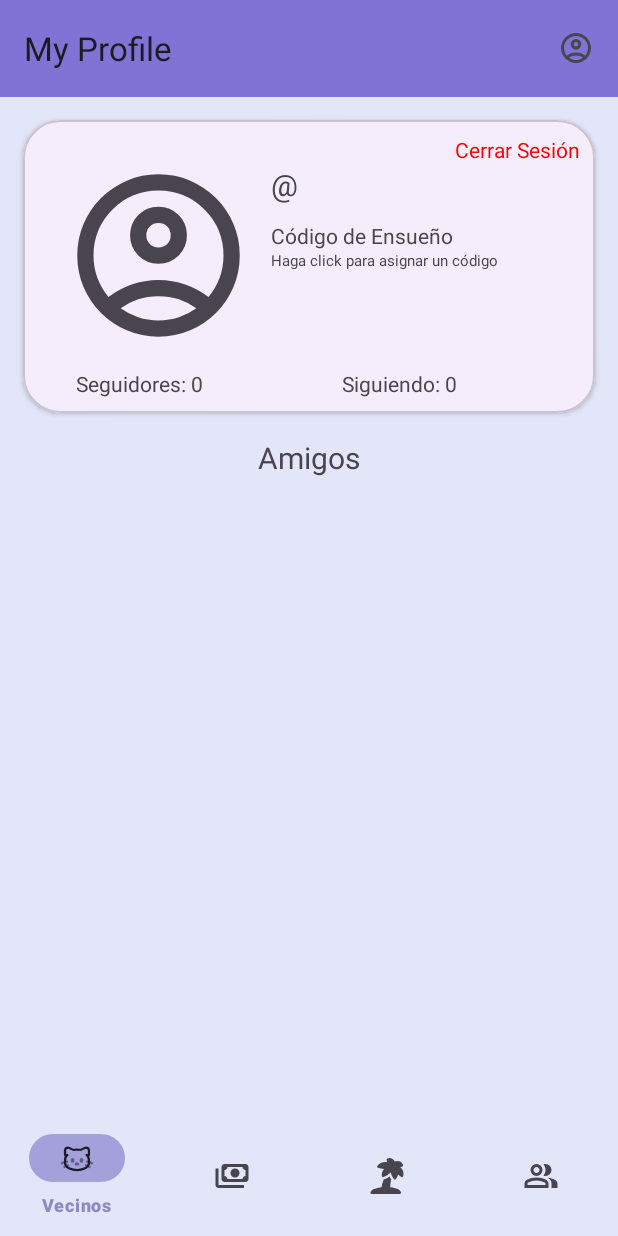
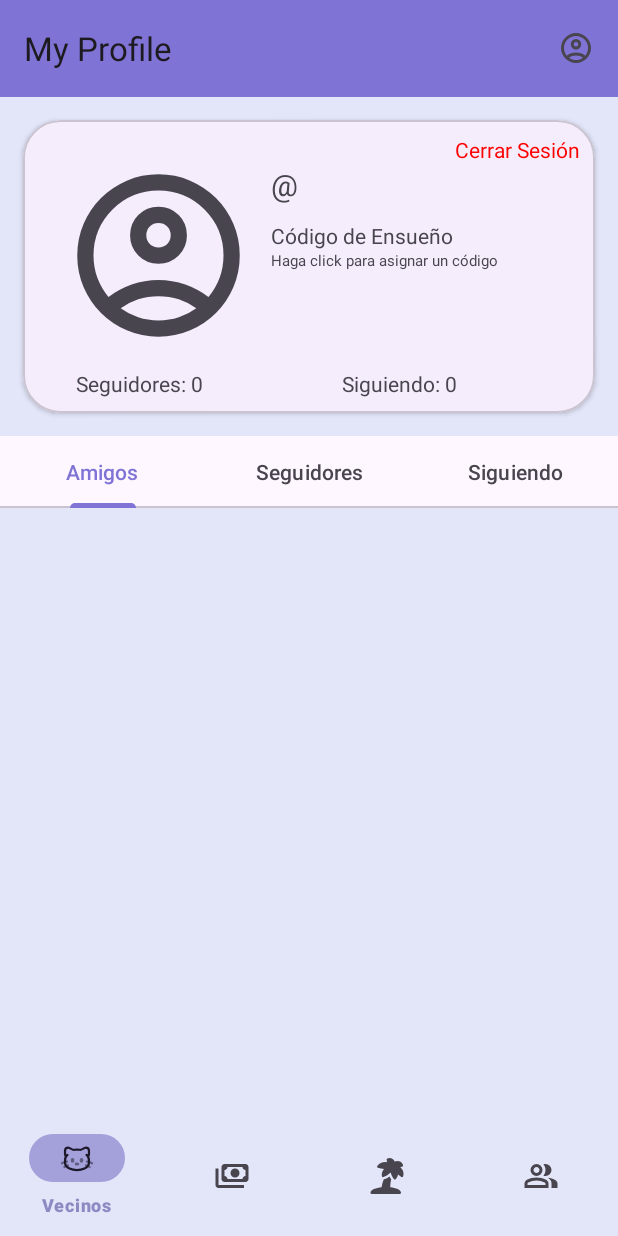
Before and after one commit to denibel04/android-nookstoolbox, an Android app: the ProfileFragment screen opened through its navigation route, on a phone screen of 412 x 824 dp. Run offline under Robolectric (Android 15) with nearby library versions, the phone set to English and light mode, and no system bars; our stand-ins replace Dagger/Hilt's generated code, Firebase (no records; nobody signed in at launch, a user with empty details on screens opened directly), Room's generated code, navigation-ui.

Commit message:
Friends, followers and following in profile using tabview

```diff
--- a/app/src/main/java/com/example/animalcrossing/data/repository/UserRepository.kt
+++ b/app/src/main/java/com/example/animalcrossing/data/repository/UserRepository.kt
@@ -31,10 +31,6 @@ class UserRepository @Inject constructor(
             return profile
         }
 
-    suspend fun getCurrentUser(): User {
-        val profile = dbRepository.getProfile().firstOrNull()
-        return profile.asUser() ?: User()
-    }
 
     suspend fun getUsers(): List<UserDetail> {
         if (isOnline()) {
@@ -48,6 +44,24 @@ class UserRepository @Inject constructor(
     suspend fun getFriends(): List<UserDetail> {
         if (isOnline()) {
             return apiRepository.getFriends()
+        } else {
+            showNoInternetToast()
+            return emptyList()
+        }
+    }
+
+    suspend fun getFollowers(): List<UserDetail> {
+        if (isOnline()) {
+            return apiRepository.getFollowers()
+        } else {
+            showNoInternetToast()
+            return emptyList()
+        }
+    }
+
+    suspend fun getFollowing(): List<UserDetail> {
+        if (isOnline()) {
+            return apiRepository.getFollowing()
         } else {
             showNoInternetToast()
             return emptyList()
--- a/app/src/main/java/com/example/animalcrossing/ui/profile/ProfileFragment.kt
+++ b/app/src/main/java/com/example/animalcrossing/ui/profile/ProfileFragment.kt
@@ -21,6 +21,7 @@ import com.example.animalcrossing.data.repository.UserRepository
 import com.example.animalcrossing.databinding.FragmentProfileBinding
 import com.example.animalcrossing.databinding.GeneralDialogBinding
 import com.example.animalcrossing.ui.LoginActivity
+import com.google.android.material.tabs.TabLayout
 import com.google.firebase.auth.FirebaseAuth
 import dagger.hilt.android.AndroidEntryPoint
 import kotlinx.coroutines.launch
@@ -55,10 +56,19 @@ class ProfileFragment : Fragment() {
         }
 
 
-
         val adapter = ProfileUsersAdapter(requireContext())
         val rv = binding.friendList
         rv.adapter = adapter
+
+        setupTabs(adapter)
+
+        viewLifecycleOwner.lifecycleScope.launch {
+            viewModel.uiState.collect { uiState ->
+                adapter.submitList(uiState.friends)
+            }
+        }
+
+
 
         viewLifecycleOwner.lifecycleScope.launch {
             viewModel.uiState.collect { uiState ->
@@ -112,11 +122,6 @@ class ProfileFragment : Fragment() {
 
             }
 
-        lifecycleScope.launch {
-            viewModel.uiState.collect { uiState ->
-                adapter.submitList(uiState.friends)
-                }
-            }
         }
 
     private fun showDialog(type: String, user: User): Dialog {
@@ -212,4 +217,41 @@ class ProfileFragment : Fragment() {
         return builder.create()
     }
 
+    private fun setupTabs(adapter: ProfileUsersAdapter) {
+        val tabLayout = binding.tabLayout
+        tabLayout.addTab(tabLayout.newTab().setText("Amigos"))
+        tabLayout.addTab(tabLayout.newTab().setText("Seguidores"))
+        tabLayout.addTab(tabLayout.newTab().setText("Siguiendo"))
+
+
+        tabLayout.addOnTabSelectedListener(object : TabLayout.OnTabSelectedListener {
+            override fun onTabSelected(tab: TabLayout.Tab) {
+                viewLifecycleOwner.lifecycleScope.launch {
+                    when (tab.position) {
+                        0 -> {
+                            viewModel.uiState.collect { uiState ->
+                                adapter.submitList(uiState.friends)
+                            }
+                        }
+
+                        1 -> {
+                            viewModel.uiState.collect { uiState ->
+                                adapter.submitList(uiState.followers)
+                            }
+                        }
+
+                        2 -> {
+                            viewModel.uiState.collect { uiState ->
+                                adapter.submitList(uiState.following)
+                            }
+                        }
+                    }
+                }
+            }
+
+            override fun onTabUnselected(tab: TabLayout.Tab) {}
+            override fun onTabReselected(tab: TabLayout.Tab) {}
+        })
+    }
+
 }
--- a/app/src/main/java/com/example/animalcrossing/ui/profile/ProfileUiState.kt
+++ b/app/src/main/java/com/example/animalcrossing/ui/profile/ProfileUiState.kt
@@ -7,5 +7,7 @@ import kotlinx.coroutines.flow.flowOf
 
 data class ProfileUiState(
     val currentUser: Flow<User?> = flowOf(null),
-    var friends: List<UserDetail> = emptyList()
+    var friends: List<UserDetail> = emptyList(),
+    var followers: List<UserDetail> = emptyList(),
+    var following: List<UserDetail> = emptyList()
 )
--- a/app/src/main/java/com/example/animalcrossing/ui/profile/ProfileViewModel.kt
+++ b/app/src/main/java/com/example/animalcrossing/ui/profile/ProfileViewModel.kt
@@ -29,13 +29,18 @@ class ProfileViewModel @Inject constructor(private val repository: UserRepositor
 
         viewModelScope.launch {
             repository.profile.collect { user ->
-                Log.d("ENTRA AQUI", user.toString())
                 _uiState.value = _uiState.value.copy(currentUser = flowOf(user))
             }
         }
 
         viewModelScope.launch {
-            val friends = repository.getFriends()
+            val following = repository.getFollowing()
+            _uiState.value = _uiState.value.copy(following = following)
+
+            val followers = repository.getFollowers()
+            _uiState.value = _uiState.value.copy(followers = followers)
+
+            val friends = followers.intersect(following).toList()
             _uiState.value = _uiState.value.copy(friends = friends)
         }
 
--- a/app/src/main/res/layout/fragment_profile.xml
+++ b/app/src/main/res/layout/fragment_profile.xml
@@ -109,16 +109,15 @@
             </androidx.constraintlayout.widget.ConstraintLayout>
         </com.google.android.material.card.MaterialCardView>
 
-        <TextView
-            android:id="@+id/friendText"
-            android:layout_width="wrap_content"
+        <com.google.android.material.tabs.TabLayout
+            android:id="@+id/tabLayout"
+            android:layout_width="match_parent"
             android:layout_height="wrap_content"
-            android:text="Amigos"
-            android:textSize="20sp"
+            android:layout_marginTop="15dp"
+            app:tabMode="fixed"
             app:layout_constraintTop_toBottomOf="@id/cardView"
             app:layout_constraintStart_toStartOf="parent"
-            app:layout_constraintEnd_toEndOf="parent"
-            android:layout_marginTop="16dp" />
+            app:layout_constraintEnd_toEndOf="parent"/>
 
         <androidx.recyclerview.widget.RecyclerView
             android:id="@+id/friendList"
@@ -126,7 +125,7 @@
             android:layout_height="0dp"
             app:layoutManager="androidx.recyclerview.widget.LinearLayoutManager"
             app:layout_behavior="@string/appbar_scrolling_view_behavior"
-            app:layout_constraintTop_toBottomOf="@id/friendText"
+            app:layout_constraintTop_toBottomOf="@id/tabLayout"
             app:layout_constraintBottom_toBottomOf="parent"
             app:layout_constraintStart_toStartOf="parent"
             app:layout_constraintEnd_toEndOf="parent"/>
```
Also changed, not shown: app/src/main/java/com/example/animalcrossing/data/firebase/AcnhFirebase.kt (+40 -0 lines), app/src/main/java/com/example/animalcrossing/data/firebase/AcnhFirebaseRepository.kt (+8 -0 lines).
